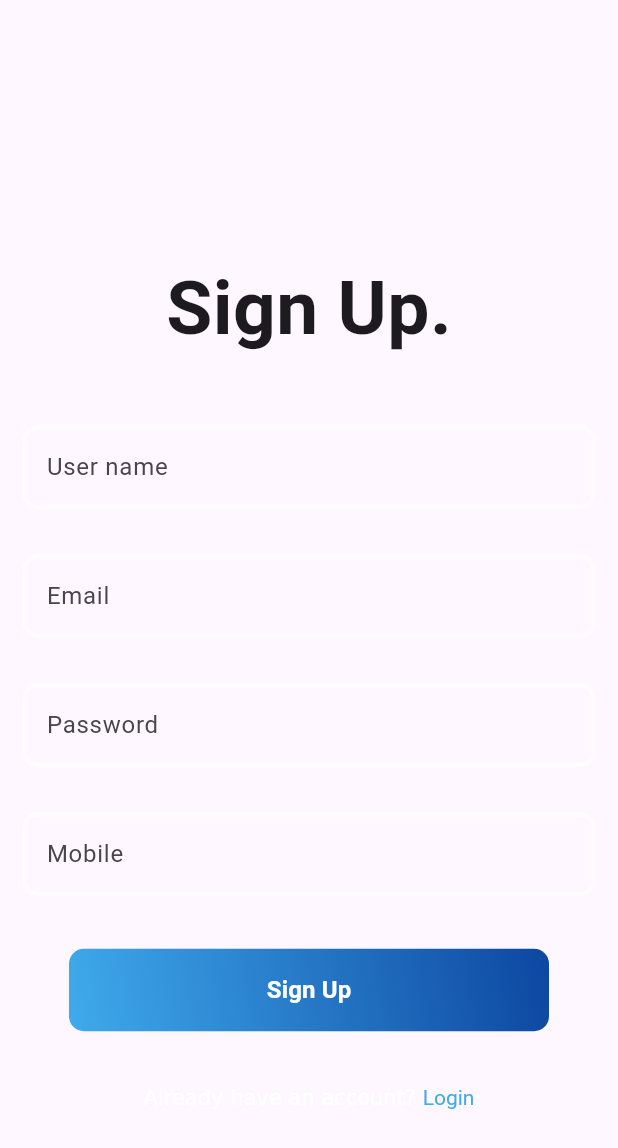
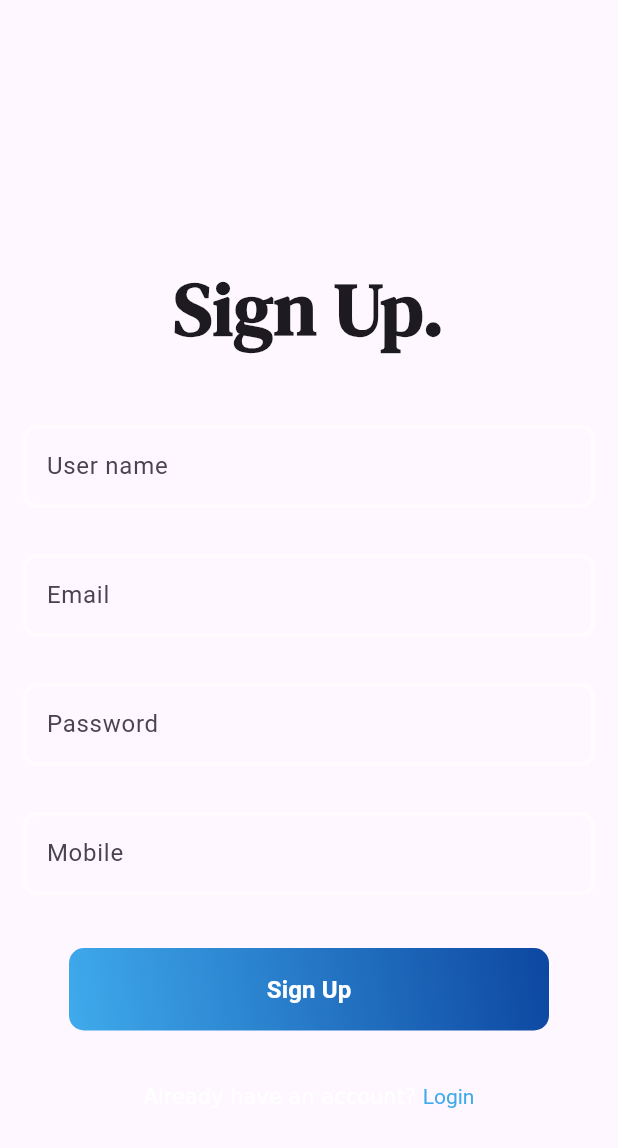
Before and after one commit to Shiva-Shankar-Dev/ecom_app, a Flutter app: the SignUpPage screen opened by its route, on a phone screen of 412 x 824 dp. Shown: the top 1148 px of the screen. Run offline on Flutter 3.47's test engine with Material 3 defaults, Android fonts, the phone set to English and light mode, and no system bars; our stand-ins replace animated_splash_screen, cloud_firestore, file_picker, firebase_auth, firebase_core, hive and 1 more; missing offline and left inert: excel, firebase_cloud_firestore; accounts and stored records are empty; project files that could hold a hidden picture were left out.

Commit message:
Excel Update

```diff
--- a/lib/main.dart
+++ b/lib/main.dart
@@ -14,7 +14,7 @@ void main() async {
     if (Firebase.apps.isEmpty) {
       await Firebase.initializeApp(
         options: FirebaseOptions(
-          apiKey: "AIzaSyBb_1jJnMQy2qAebBpDnojunskioxt7omg",
+          apiKey: "AIzaSyC1NasrGGb8izlcMCU8TzBHuJp6Xt4INlA",
           appId: "1:720739834245:android:258b055c58eb166c02ccec",
           messagingSenderId: "720739834245",
           projectId: "ecom-app-af213",
--- a/lib/screens/home_page.dart
+++ b/lib/screens/home_page.dart
@@ -1,14 +1,11 @@
 import 'dart:io';
 import 'dart:math';
 import 'dart:typed_data';
-import 'package:dotted_border/dotted_border.dart';
 import 'package:ecom_app/widgets/auth_button.dart';
 import 'package:file_picker/file_picker.dart';
-import 'package:ecom_app/colorPallete/color_pallete.dart';
 import 'package:excel/excel.dart';
 import 'package:firebase_auth/firebase_auth.dart';
 import 'package:firebase_cloud_firestore/firebase_cloud_firestore.dart';
-import 'package:firebase_storage/firebase_storage.dart';
 //import 'package:file_picker/file_picker.dart';
 import 'package:flutter/material.dart';
 import 'package:ecom_app/services/auth.dart';
@@ -413,7 +410,7 @@ class _HomePage extends State<HomePage> {
                   mainAxisSize: MainAxisSize.min,
                   mainAxisAlignment: MainAxisAlignment.start,
                   children: [
-                    Lottie.asset('assets/post.json', width: 300, height: 300),
+                    Lottie.asset('assets/post.json', width: 200, height: 200),
                     SizedBox(height: 20),
                     Text(
                       'No Products Found',
--- a/lib/screens/login_page.dart
+++ b/lib/screens/login_page.dart
@@ -60,6 +60,7 @@ class _LoginPage extends State<LoginPage> {
                         style: TextStyle(
                           fontSize: 50,
                           fontWeight: FontWeight.bold,
+                          fontFamily: 'DMSerifText',
                         ),
                         textAlign: TextAlign.left,
                       ),
--- a/lib/screens/signup_page.dart
+++ b/lib/screens/signup_page.dart
@@ -61,7 +61,11 @@ class _SignUpPage extends State<SignUpPage> {
                 SizedBox(height: 85),
                 Text(
                   'Sign Up.',
-                  style: TextStyle(fontSize: 50, fontWeight: FontWeight.bold),
+                  style: TextStyle(
+                    fontSize: 50,
+                    fontWeight: FontWeight.bold,
+                    fontFamily: 'DMSerifText',
+                  ),
                 ),
                 SizedBox(height: 27),
                 Form(
```
Also changed, not shown: lib/screens/mobile_login_page.dart (+32 -4 lines), pubspec.yaml (+5 -6 lines), assets/DMSans-Regular.ttf (added), assets/DMSerifText-Regular.ttf (added), 2 other files.
